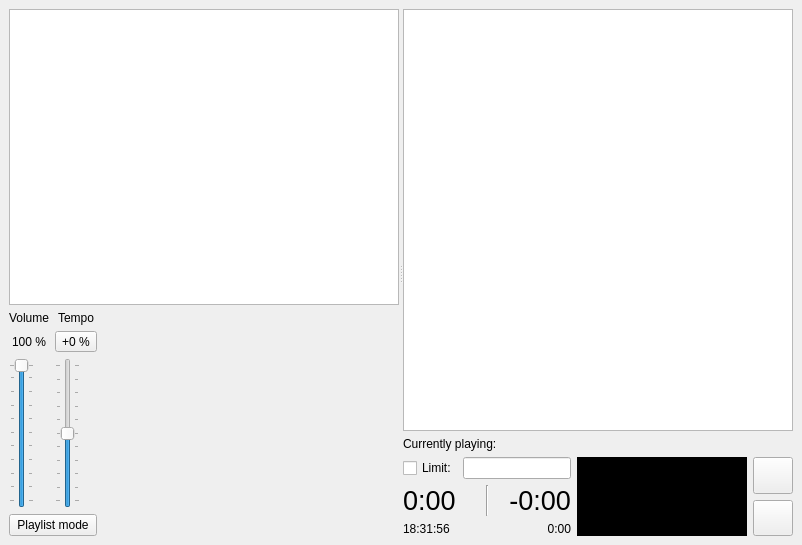
Qt form src/UI/ClassroomWindow.ui (madmaxoft/SkauTan) before a commit.
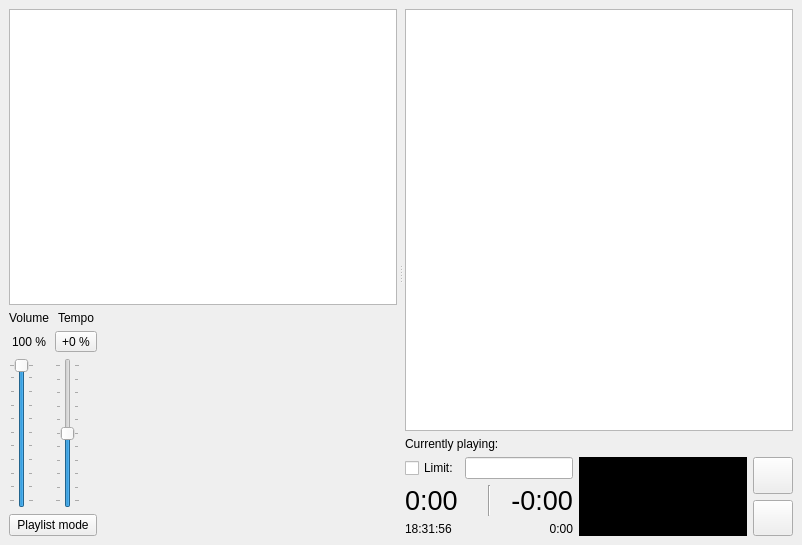
The same form after that commit. Icons and pictures are not drawn. Custom widgets are drawn as their Qt base class.

Commit message: ClassroomWindow: Added song context menu

```diff
--- a/src/UI/ClassroomWindow.ui
+++ b/src/UI/ClassroomWindow.ui
@@ -33,6 +33,9 @@
       </property>
       <widget class="QWidget" name="layoutWidget">
        <layout class="QVBoxLayout" name="verticalLayout">
+        <property name="rightMargin">
+         <number>2</number>
+        </property>
         <item>
          <widget class="QListWidget" name="lwFilters">
           <property name="font">
@@ -169,9 +172,6 @@
             <property name="orientation">
              <enum>Qt::Horizontal</enum>
             </property>
-            <property name="sizeType">
-             <enum>QSizePolicy::Expanding</enum>
-            </property>
             <property name="sizeHint" stdset="0">
              <size>
               <width>0</width>
@@ -184,8 +184,11 @@
         </item>
        </layout>
       </widget>
-      <widget class="QWidget" name="layoutWidget">
+      <widget class="QWidget" name="layoutWidget_2">
        <layout class="QVBoxLayout" name="verticalLayout_5">
+        <property name="leftMargin">
+         <number>2</number>
+        </property>
         <item>
          <widget class="QListWidget" name="lwSongs">
           <property name="isWrapping" stdset="0">
@@ -301,7 +304,7 @@
           <item>
            <widget class="WaveformDisplay" name="waveform" native="true">
             <property name="sizePolicy">
-             <sizepolicy hsizetype="MinimumExpanding" vsizetype="Minimum">
+             <sizepolicy hsizetype="Expanding" vsizetype="Minimum">
               <horstretch>0</horstretch>
               <verstretch>0</verstretch>
              </sizepolicy>
```
Left out of the diff: 42 changed lines with no effect on the pictures. The commit also changes 7 other files.
